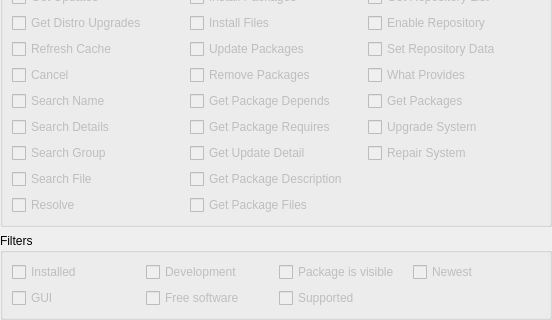
Before: the Qt Designer form Apper/BackendDetails.ui in KDE/apper, drawn with Qt 5; both pictures show x 0 to 552 and y 163 to 483 of the 552 by 483 pixel window.
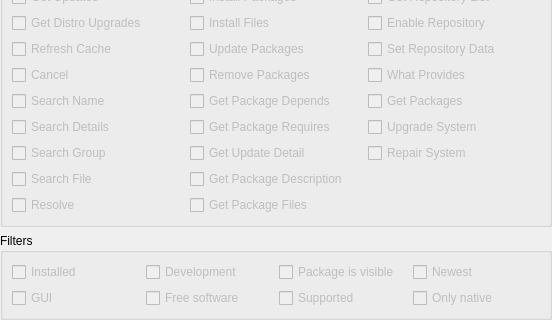
After: the same form once the commit is applied.

Commit message: Show Native filter in --backend-details

Diff of the .ui file:
```diff
--- a/Apper/BackendDetails.ui
+++ b/Apper/BackendDetails.ui
@@ -7,7 +7,7 @@
     <x>0</x>
     <y>0</y>
     <width>552</width>
-    <height>455</height>
+    <height>462</height>
    </rect>
   </property>
   <layout class="QGridLayout" name="gridLayout_4">
@@ -436,6 +436,16 @@
         </property>
        </widget>
       </item>
+      <item row="1" column="3">
+       <widget class="QCheckBox" name="archCB">
+        <property name="enabled">
+         <bool>false</bool>
+        </property>
+        <property name="text">
+         <string>Only native</string>
+        </property>
+       </widget>
+      </item>
      </layout>
     </widget>
    </item>
```
Left out of the diff: 2 changed lines with no effect on the pictures. The commit also changes 1 other file.
